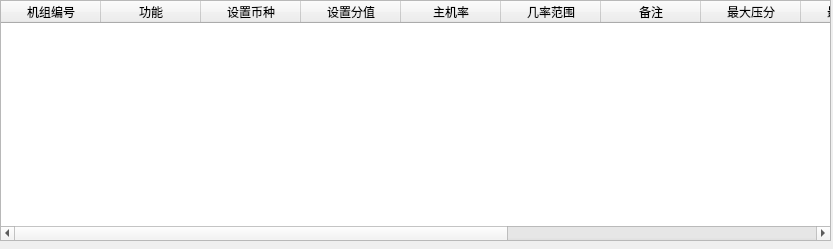
First picture: the form in UiFiles/TmachineFuncSetupViewItemTable.ui, repository adamgliea/TentertainmentManagement, before the edit.
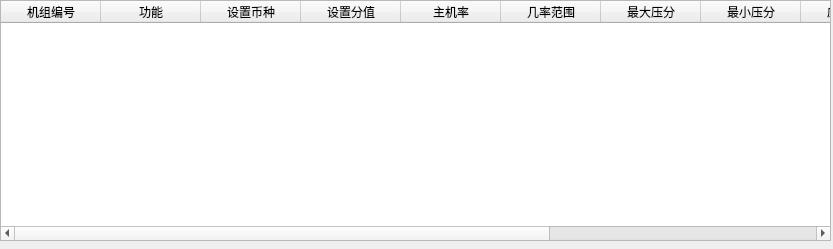
Second picture: the form after the edit.

Commit message: 1. Setup machine group difference report panel. 2. Setup warning system panel. 3. Remove add button from machine function setup panel, remove "remark" column from the table under this panel.

What changed in the file:
```diff
--- a/UiFiles/TmachineFuncSetupViewItemTable.ui
+++ b/UiFiles/TmachineFuncSetupViewItemTable.ui
@@ -55,11 +55,6 @@
         <string>几率范围</string>
        </property>
       </column>
-      <column>
-       <property name="text">
-        <string>备注</string>
-       </property>
-      </column>
       <column>
        <property name="text">
         <string>最大压分</string>
```
The commit also changes 9 other files.
